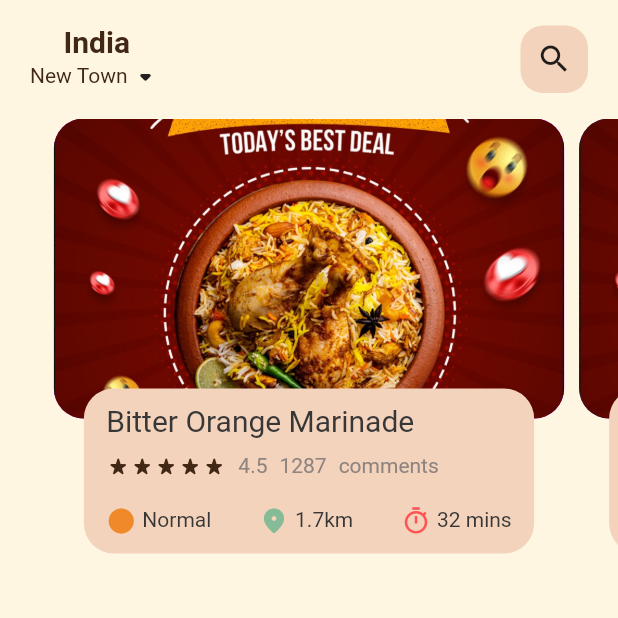
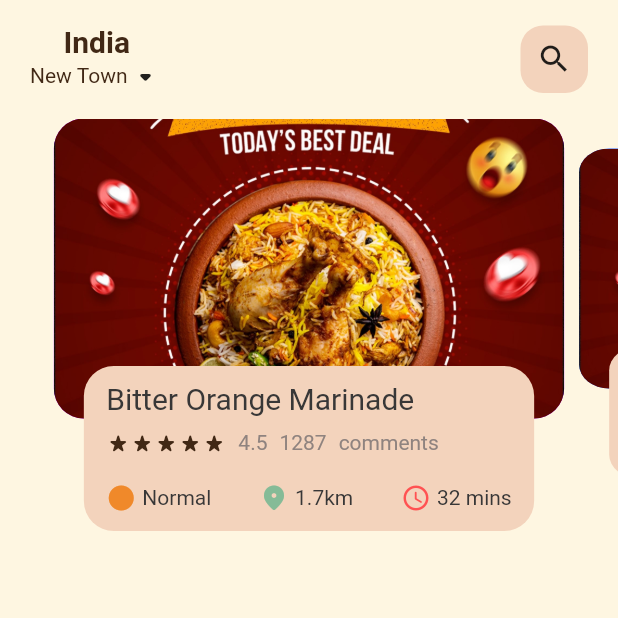
Before and after one commit to shagundubey29/MealMate, a Flutter app: the screen it shows after launch, on a phone screen of 412 x 824 dp, the top half of it. Run offline on Flutter 3.47's test engine with Material 2 defaults, Android fonts, the light colour scheme and no system bars.

Commit message:
transition to slider

```diff
--- a/lib/screen/home/bodyHomeScreen.dart
+++ b/lib/screen/home/bodyHomeScreen.dart
@@ -6,13 +6,35 @@ import 'package:meal_mate/widgets/bigText.dart';
 import 'package:meal_mate/widgets/icon_text.dart';
 import 'package:meal_mate/widgets/smallText.dart';
 
-class BodyHomeScreen extends StatelessWidget {
+class BodyHomeScreen extends StatefulWidget {
   const BodyHomeScreen({super.key});
 
   @override
+  State<BodyHomeScreen> createState() => _BodyHomeScreenState();
+}
+
+class _BodyHomeScreenState extends State<BodyHomeScreen> {
+  PageController pageController = PageController(viewportFraction: 0.85);
+  var _curPageVal = 0.0;
+  double _scaleFactor = 0.8;
+  double _height = 200;
+  @override
+  void initState() {
+    super.initState();
+    pageController.addListener(() {
+      setState(() {
+        _curPageVal = pageController.page!;
+      });
+    });
+  }
+
+  @override
+  void dispose(){
+    pageController.dispose();
+  }
+
+  @override
   Widget build(BuildContext context) {
-    PageController pageController = PageController(viewportFraction: 0.85);
-
     return Container(
       height: 320,
       child: PageView.builder(
@@ -26,7 +48,33 @@ class BodyHomeScreen extends StatelessWidget {
   }
 
   Widget _buildPageItem(int index){
-    return Stack(
+    Matrix4 matrix = new Matrix4.identity();
+    if(index == _curPageVal.floor()){
+      var _scale = 1-(_curPageVal - index) * (1-_scaleFactor);
+      var _trans = _height * (1-_scale)/2;
+      matrix = Matrix4.diagonal3Values(1, _scale, 1)..setTranslationRaw(0, _trans, 0);
+    }else if(index == _curPageVal.floor()+1){
+      var _scale = _scaleFactor+(_curPageVal - index +1)*(1- _scaleFactor);
+      var _trans = _height * (1 - _scale) / 2;
+      matrix = Matrix4.diagonal3Values(1, _scale, 1);
+      matrix = Matrix4.diagonal3Values(1, _scale, 1)
+        ..setTranslationRaw(0, _trans, 0);
+    }else if(index == _curPageVal.floor()-1){
+      var _scale =
+          1 - (_curPageVal - index) * (1 - _scaleFactor);
+      var _trans = _height * (1 - _scale) / 2;
+      matrix = Matrix4.diagonal3Values(1, _scale, 1);
+      matrix = Matrix4.diagonal3Values(1, _scale, 1)
+        ..setTranslationRaw(0, _trans, 0);
+    }else{
+      var _scale = 0.8;
+      matrix = Matrix4.diagonal3Values(1, _scale, 1)
+        ..setTranslationRaw(0, _height * (1 - _scaleFactor) / 2, 0);
+    }
+
+    return Transform(
+      transform: matrix,
+      child: Stack(
         children:[
               Container(
                 height: 200,
@@ -44,7 +92,7 @@ class BodyHomeScreen extends StatelessWidget {
             alignment: Alignment.bottomCenter,
             child: Container(
               height: 110,
-            margin: EdgeInsets.only(left: 25, right: 25, bottom: 30),
+              margin: EdgeInsets.only(left: 25, right: 25, bottom: 45),
               decoration: BoxDecoration(
                 borderRadius: BorderRadius.circular(20),
                 color: AppColors.primaryColorDark,
@@ -85,7 +133,7 @@ class BodyHomeScreen extends StatelessWidget {
                         iconColor: AppColors.blueColor,
                       ),
                       IconAndText(
-                      icon: Icons.timer_outlined,
+                        icon: Icons.access_time_rounded,
                         text: '32 mins',
                         iconColor: Colors.redAccent,
                       ),
@@ -97,6 +145,7 @@ class BodyHomeScreen extends StatelessWidget {
             ),
           ),
         ]
+      ),
     );
   }
 }
```
Lines whose indentation alone changed are shown as unchanged.
